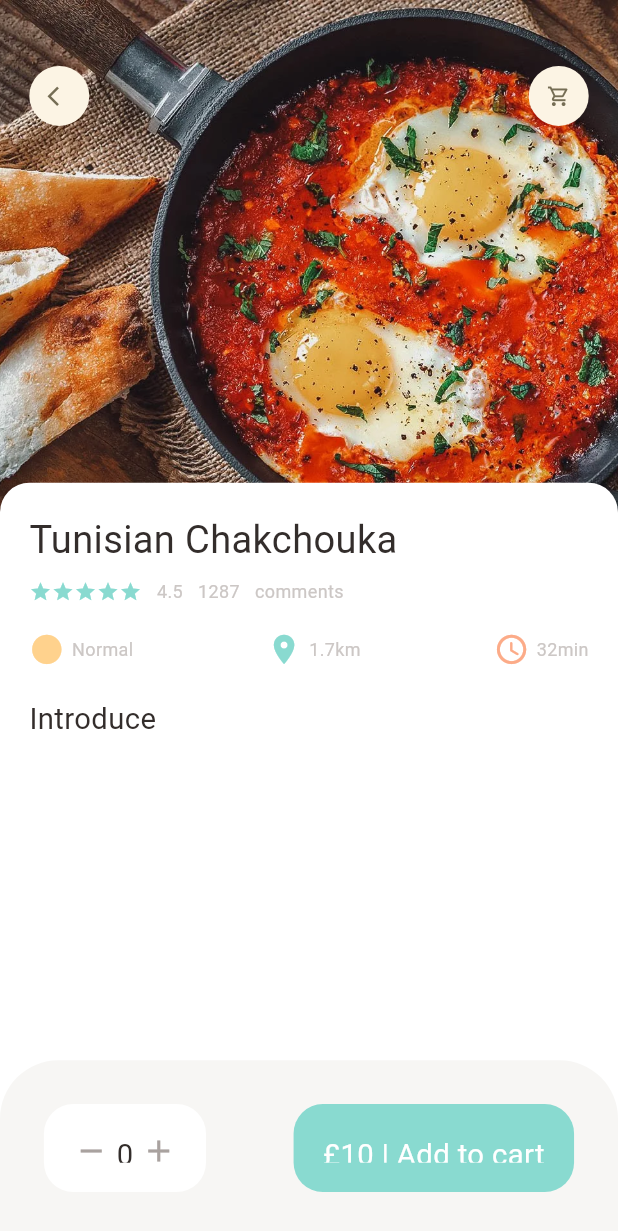
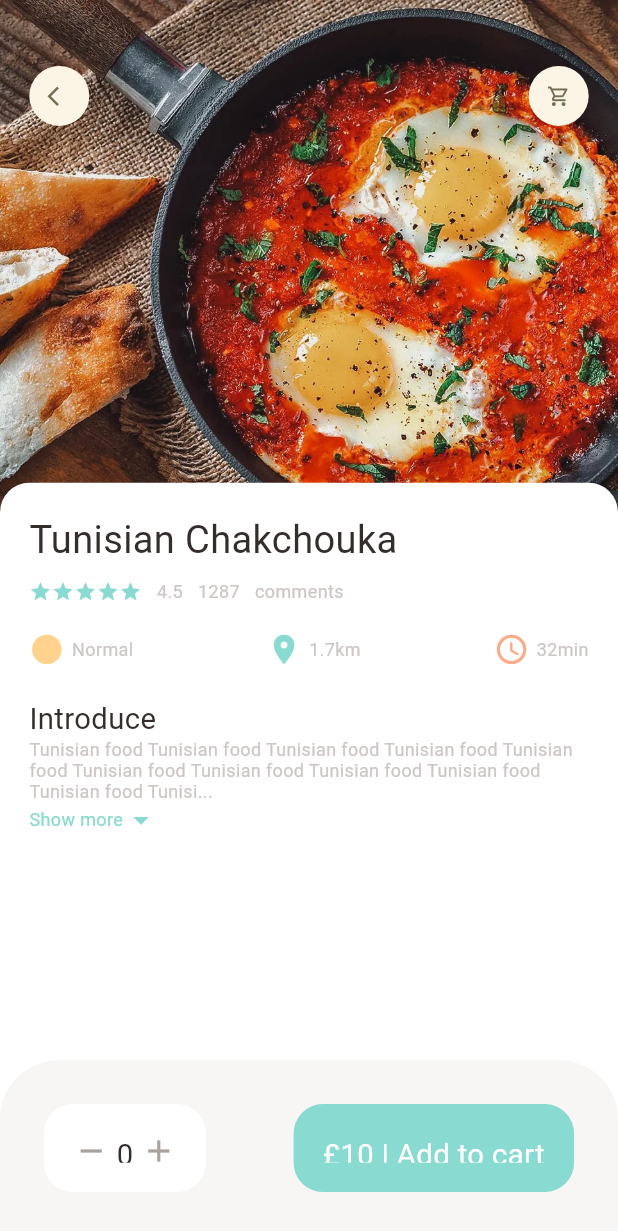
Before and after one commit to siwarbo/pfeProject, a Flutter app: the screen it shows after launch, on a phone screen of 412 x 824 dp. Shown: the top 1231 px of the screen. Run offline on Flutter 3.47's test engine with Material 3 defaults, Android fonts, the phone set to English and light mode, and no system bars; our stand-ins replace dots_indicator, get.

Commit message:
form the text

```diff
--- a/lib/pages/food/popular_food_detail.dart
+++ b/lib/pages/food/popular_food_detail.dart
@@ -4,6 +4,7 @@ import 'package:forkify/utils/dimensions.dart';
 import 'package:forkify/widgets/app_column.dart';
 import 'package:forkify/widgets/app_icon.dart';
 import 'package:forkify/widgets/big_text.dart';
+import 'package:forkify/widgets/expandable_text_widget.dart';
 import 'package:forkify/widgets/icon_and_text_widget.dart';
 import 'package:forkify/widgets/small_text.dart';
 
@@ -16,6 +17,7 @@ class PopularFoodDetail extends StatelessWidget {
       backgroundColor: Colors.white,
       body: Stack(
         children: [
+          //background image
           Positioned(
               left: 0,
               right: 0,
@@ -28,6 +30,7 @@ class PopularFoodDetail extends StatelessWidget {
                         image:
                             AssetImage("assets/tunisian-food-chakchouka.jpg"))),
               )),
+          //icon widgets
           Positioned(
               top: Dimensions.height45,
               left: Dimensions.width20,
@@ -39,6 +42,7 @@ class PopularFoodDetail extends StatelessWidget {
                   AppIcon(icon: Icons.shopping_cart_outlined),
                 ],
               )),
+          //introduction of food
           Positioned(
               left: 0,
               right: 0,
@@ -62,7 +66,12 @@ class PopularFoodDetail extends StatelessWidget {
                     SizedBox(
                       height: Dimensions.height20,
                     ),
-                    BigText(text: "Introduce")
+                    BigText(text: "Introduce"),
+                    Expanded(
+                        child: SingleChildScrollView(
+                            child: ExpandableTextWidget(
+                                text:
+                                    "Tunisian food Tunisian food Tunisian food Tunisian food Tunisian food Tunisian food Tunisian food Tunisian food Tunisian food Tunisian food Tunisian food Tunisian food Tunisian food Tunisian food Tunisian food Tunisian food Tunisian food Tunisian food Tunisian food Tunisian food Tunisian food Tunisian food Tunisian food Tunisian food Tunisian food Tunisian food Tunisian food Tunisian food Tunisian food Tunisian food Tunisian food Tunisian food Tunisian food Tunisian food Tunisian food Tunisian food Tunisian food Tunisian food Tunisian food Tunisian food Tunisian food Tunisian food Tunisian food Tunisian food Tunisian food Tunisian food Tunisian food Tunisian food Tunisian food Tunisian food Tunisian food Tunisian food Tunisian food Tunisian food Tunisian food Tunisian food Tunisian food Tunisian food Tunisian food Tunisian food Tunisian food Tunisian food Tunisian food Tunisian food Tunisian food Tunisian food Tunisian food Tunisian food Tunisian food Tunisian food Tunisian food Tunisian food ")))
                   ],
                 ),
               ))
--- /dev/null
+++ b/lib/widgets/expandable_text_widget.dart
@@ -0,0 +1,67 @@
+import 'package:flutter/material.dart';
+import 'package:forkify/utils/colors.dart';
+import 'package:forkify/utils/dimensions.dart';
+import 'package:forkify/widgets/small_text.dart';
+
+class ExpandableTextWidget extends StatefulWidget {
+  final String text;
+  const ExpandableTextWidget({super.key, required this.text});
+
+  @override
+  State<ExpandableTextWidget> createState() => _ExpandableTextWidgetState();
+}
+
+class _ExpandableTextWidgetState extends State<ExpandableTextWidget> {
+  late String firstHalf;
+  late String secondHalf;
+
+  bool hiddenText = true;
+
+  double textHeight = Dimensions.screenHeight / 5.63;
+
+  @override
+  void initState() {
+    super.initState();
+    if (widget.text.length > textHeight) {
+      firstHalf = widget.text.substring(0, textHeight.toInt());
+      secondHalf =
+          widget.text.substring(textHeight.toInt() + 1, widget.text.length);
+    } else {
+      firstHalf = widget.text;
+      secondHalf = "";
+    }
+  }
+
+  @override
+  Widget build(BuildContext context) {
+    return Container(
+      child: secondHalf.isEmpty
+          ? SmallText(text: firstHalf)
+          : Column(
+              children: [
+                SmallText(
+                    text: hiddenText
+                        ? (firstHalf + "...")
+                        : (firstHalf + secondHalf)),
+                InkWell(
+                  onTap: () {
+                    setState(() {
+                      hiddenText = !hiddenText;
+                    });
+                  },
+                  child: Row(children: [
+                    SmallText(
+                      text: "Show more",
+                      color: AppColors.mainColor,
+                    ),
+                    Icon(
+                      Icons.arrow_drop_down,
+                      color: AppColors.mainColor,
+                    ),
+                  ]),
+                )
+              ],
+            ),
+    );
+  }
+}
```
